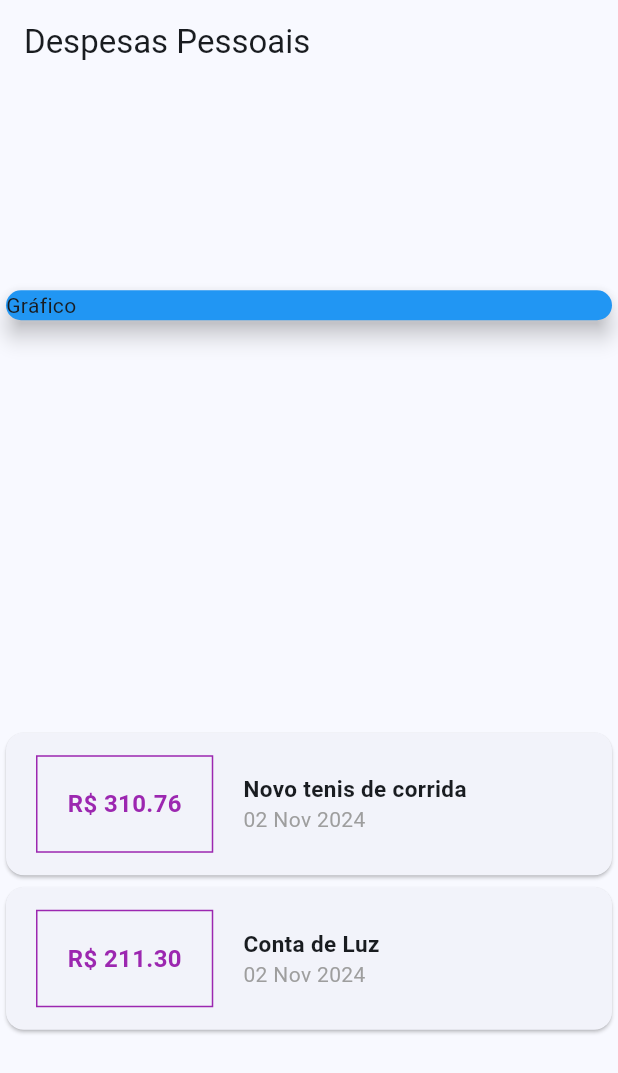
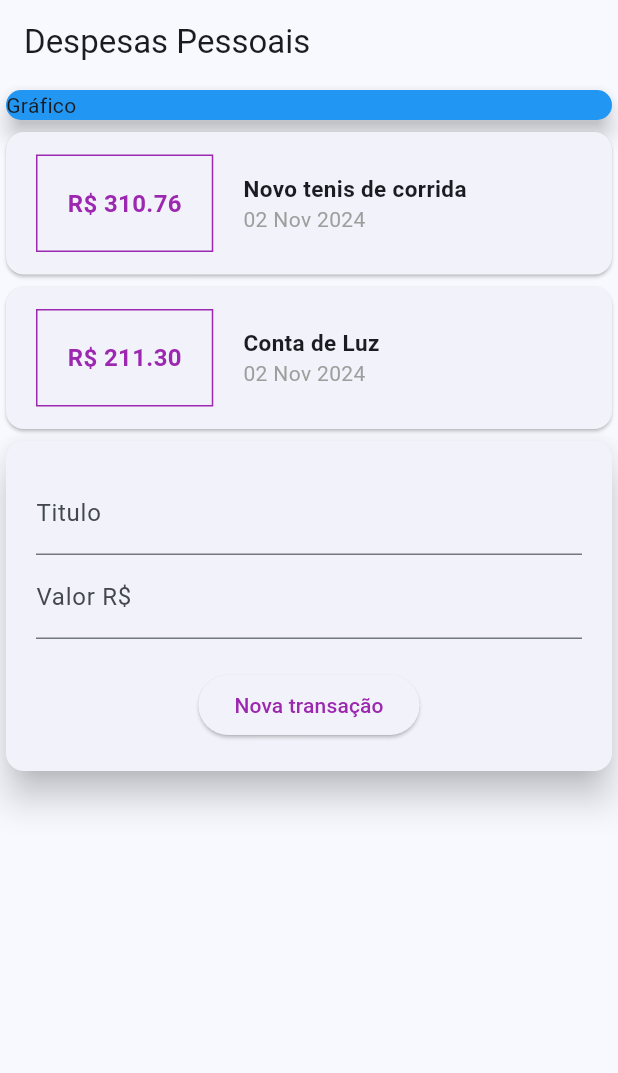
Before and after one commit to PedroGoncalves-Dev/Despesas-flutter, a Flutter app: the screen it shows after launch, on a phone screen of 412 x 824 dp. Shown: the top 1073 px of the screen. Run offline on Flutter 3.47's test engine with Material 3 defaults, Android fonts, the light colour scheme and no system bars.

Commit message:
adicionando input pro usuario

```diff
--- a/lib/main.dart
+++ b/lib/main.dart
@@ -46,7 +46,6 @@ class MyHomePage extends StatelessWidget {
         title: const Text('Despesas Pessoais'),
       ),
       body: Column(
-        mainAxisAlignment: MainAxisAlignment.spaceAround,
         crossAxisAlignment: CrossAxisAlignment.stretch,
         children: <Widget>[
           const SizedBox(
@@ -93,10 +92,40 @@ class MyHomePage extends StatelessWidget {
                                 ),
                               )
                             ],
-                          )
+                          ),
                         ],
                       )))
-                  .toList())
+                  .toList()),
+          Card(
+            elevation: 10,
+            child: Padding(
+              padding: const EdgeInsets.all(20),
+              child: Column(
+                children: <Widget>[
+                  const TextField(
+                    decoration: InputDecoration(
+                      labelText: 'Titulo',
+                    ),
+                  ),
+                  const TextField(
+                    decoration: InputDecoration(
+                      labelText: 'Valor R\$',
+                    ),
+                  ),
+                  Container(
+                    margin: const EdgeInsetsDirectional.only(top: 20),
+                    child: ElevatedButton(
+                      onPressed: () => {},
+                      child: const Text(
+                        'Nova transação',
+                        style: TextStyle(color: Colors.purple),
+                      ),
+                    ),
+                  ),
+                ],
+              ),
+            ),
+          )
         ],
       ),
     );
```
